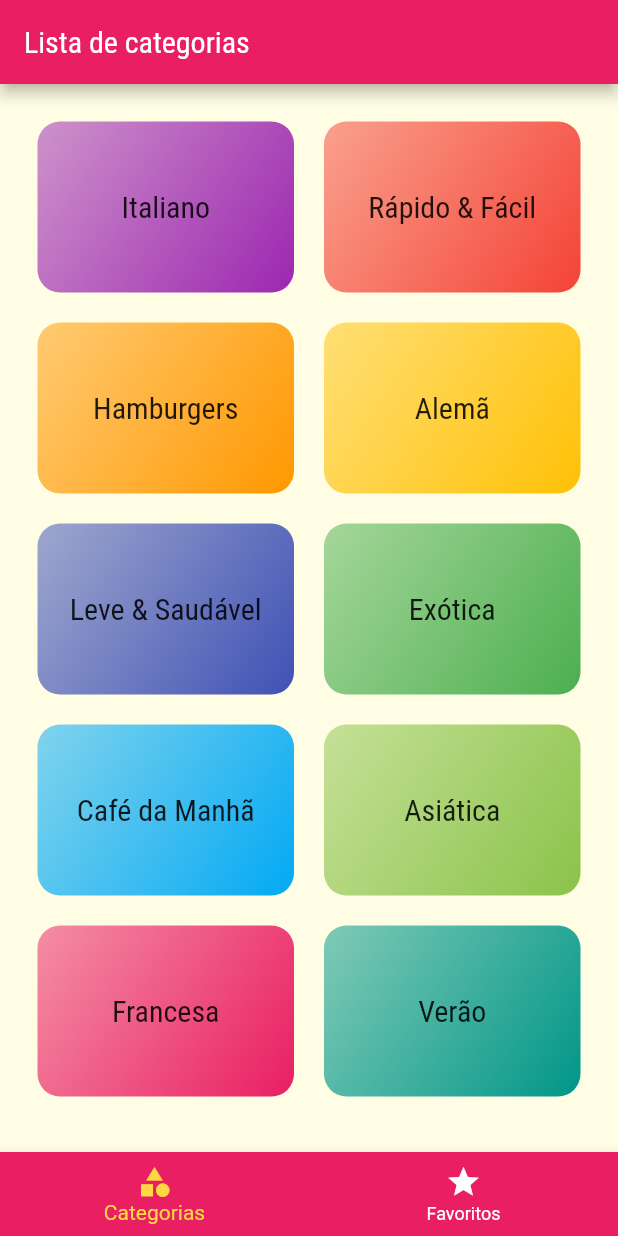
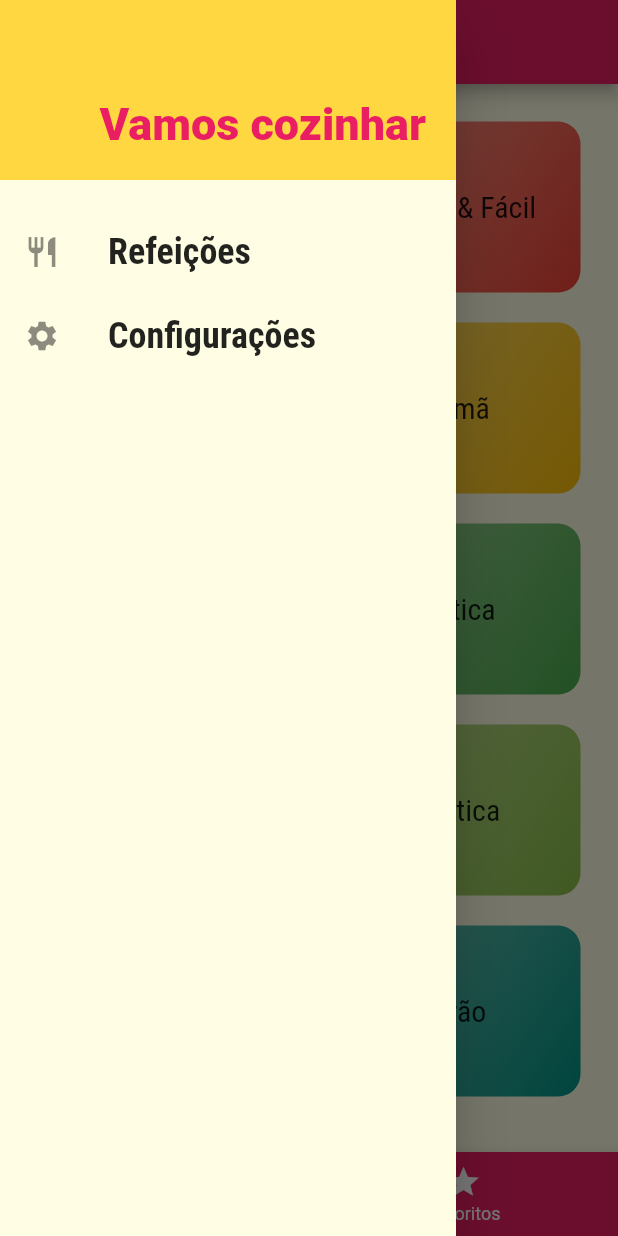
Before and after one commit to lucasalmeida00/meals, a Flutter app: the screen it shows after launch, with the side drawer open (before the commit the screen has no drawer), on a phone screen of 412 x 824 dp. Run offline on Flutter 3.47's test engine with Material 2 defaults, Android fonts, the phone set to English and light mode, and no system bars.

Commit message:
feat: adicionado modelo de configurações

```diff
--- /dev/null
+++ b/lib/components/item_drawer.dart
@@ -0,0 +1,26 @@
+import 'package:flutter/material.dart';
+
+class ItemDrawer extends StatelessWidget {
+  final String text;
+  final IconData icon;
+  final void Function() onTap;
+
+  const ItemDrawer(
+      {super.key, required this.text, required this.icon, required this.onTap});
+
+  @override
+  Widget build(BuildContext context) {
+    return ListTile(
+      leading: Icon(icon),
+      title: Text(
+        text,
+        style: const TextStyle(
+          fontFamily: 'RobotoCondensed',
+          fontSize: 24,
+          fontWeight: FontWeight.bold,
+        ),
+      ),
+      onTap: onTap,
+    );
+  }
+}
--- /dev/null
+++ b/lib/components/main_drawer.dart
@@ -0,0 +1,45 @@
+import 'package:flutter/material.dart';
+import 'package:meals/components/item_drawer.dart';
+import 'package:meals/utils/app_routes.dart';
+
+class MainDrawer extends StatelessWidget {
+  const MainDrawer({super.key});
+
+  @override
+  Widget build(BuildContext context) {
+    return Drawer(
+      child: Column(
+        children: [
+          Container(
+            height: 120,
+            width: double.infinity,
+            padding: const EdgeInsets.all(20),
+            color: Theme.of(context).hintColor,
+            alignment: Alignment.bottomRight,
+            child: Text(
+              'Vamos cozinhar',
+              style: TextStyle(
+                fontWeight: FontWeight.w900,
+                fontSize: 30,
+                color: Theme.of(context).primaryColor,
+              ),
+            ),
+          ),
+          const SizedBox(height: 20),
+          ItemDrawer(
+            text: 'Refeições',
+            icon: Icons.restaurant,
+            onTap: () =>
+                Navigator.of(context).pushReplacementNamed(AppRoutes.HOME),
+          ),
+          ItemDrawer(
+            text: 'Configurações',
+            icon: Icons.settings,
+            onTap: () =>
+                Navigator.of(context).pushReplacementNamed(AppRoutes.SETTINGS),
+          )
+        ],
+      ),
+    );
+  }
+}
--- a/lib/main.dart
+++ b/lib/main.dart
@@ -1,9 +1,10 @@
 import 'package:flutter/material.dart';
-import 'package:meals/screens/categories_screen.dart';
 import 'package:meals/screens/meal_detail_screen.dart';
 import 'package:meals/screens/tabs_screen.dart';
 import 'package:meals/utils/app_routes.dart';
+
 import './screens/categories_meals_screen.dart';
+import 'screens/settings_screen.dart';
 
 void main() {
   runApp(const MyApp());
@@ -37,7 +38,7 @@ class MyApp extends StatelessWidget {
           AppRoutes.HOME: (ctx) => const TabsScreen(),
           AppRoutes.CATEGORIES_MEALS: (ctx) => const CategoriesMealsScreen(),
           AppRoutes.MEAL_DETAIL: (ctx) => const MealDetailScreen(),
-          // CategoriesMealsScreen.routeName: (ctx) => const CategoriesMealsScreen(),
+          AppRoutes.SETTINGS: (context) => const SettingsScreen(),
         });
   }
 }
--- a/lib/screens/tabs_screen.dart
+++ b/lib/screens/tabs_screen.dart
@@ -1,4 +1,5 @@
 import 'package:flutter/material.dart';
+import 'package:meals/components/main_drawer.dart';
 import 'package:meals/models/screen.dart';
 import 'package:meals/screens/categories_screen.dart';
 import 'package:meals/screens/favorite_screen.dart';
@@ -35,6 +36,7 @@ class _TabsScreenState extends State<TabsScreen> {
       appBar: AppBar(
         title: Text(_screens[_selectedScreenIndex].title),
       ),
+      drawer: const MainDrawer(),
       body: _screens[_selectedScreenIndex].screen,
       bottomNavigationBar: BottomNavigationBar(
         onTap: _selectScreen,
--- a/lib/utils/app_routes.dart
+++ b/lib/utils/app_routes.dart
@@ -4,4 +4,5 @@ class AppRoutes {
   static const HOME = '/';
   static const CATEGORIES_MEALS = '/categories-meals';
   static const MEAL_DETAIL = '/meal-detail';
+  static const SETTINGS = '/settings';
 }
```
Also changed, not shown: lib/models/settings.dart (added, +13 -0 lines), lib/screens/meal_detail_screen.dart (+7 -0 lines), lib/screens/settings_screen.dart (added, +19 -0 lines).
